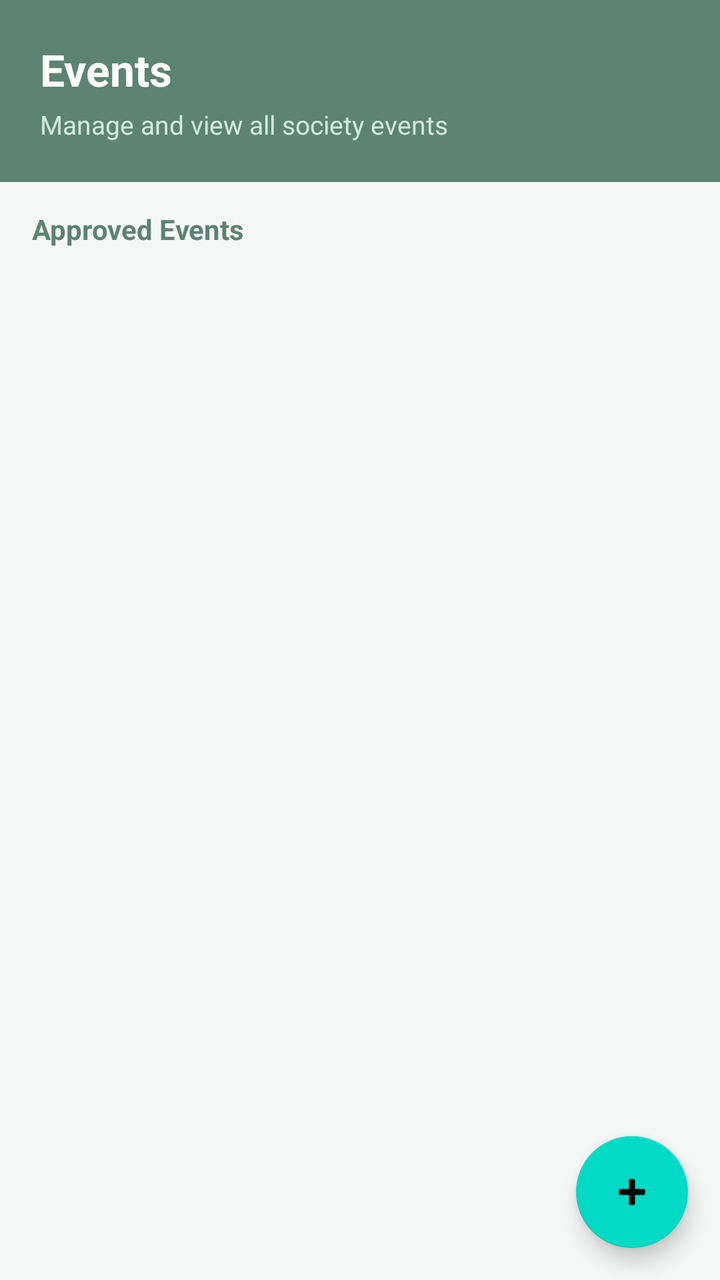
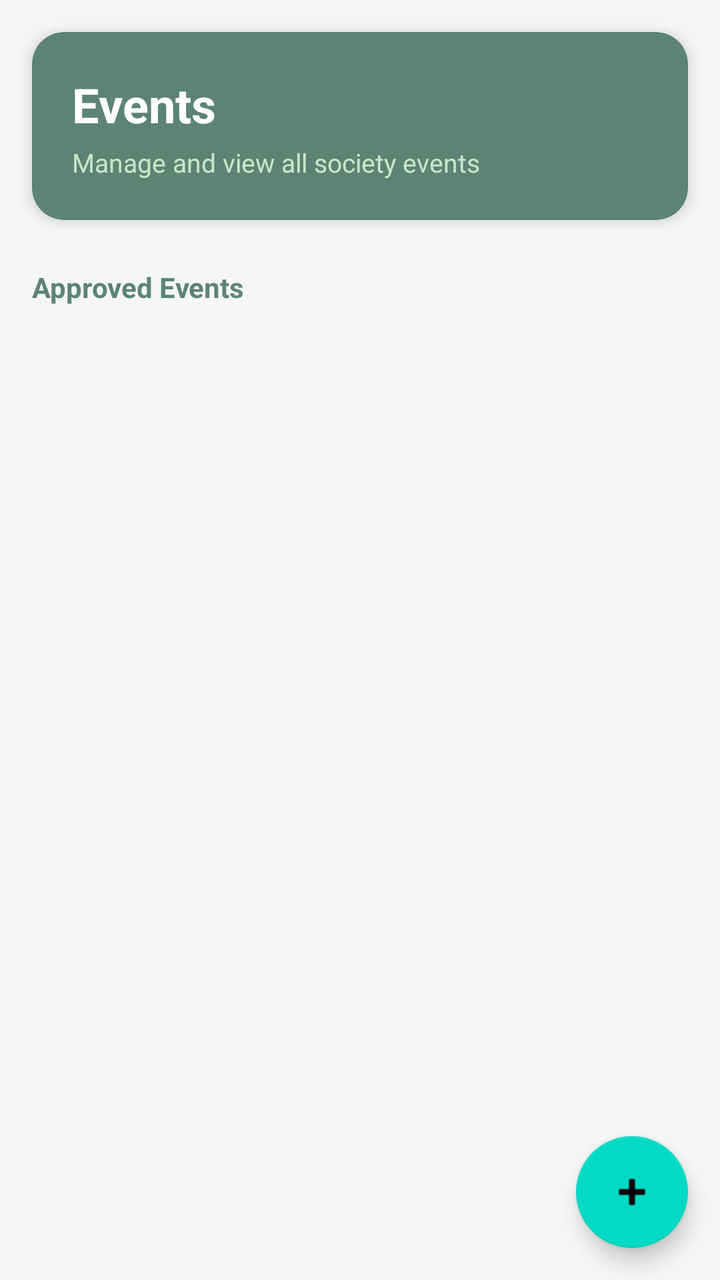

Compare the two renders of this Android layout. The source of the first and the diff that turns it into the second are given below.
<!-- AndroidManifest.xml: application theme Theme.CampusBiome -->
<!-- res/layout/fragment_society_events.xml -->
<?xml version="1.0" encoding="utf-8"?>
<LinearLayout xmlns:android="http://schemas.android.com/apk/res/android"
    android:layout_width="match_parent"
    android:layout_height="match_parent"
    android:orientation="vertical"
    android:background="#F5F7F6">

    
    <LinearLayout
        android:layout_width="match_parent"
        android:layout_height="wrap_content"
        android:orientation="vertical"
        android:background="#5C8374"
        android:padding="20dp">

        <TextView
            android:layout_width="wrap_content"
            android:layout_height="wrap_content"
            android:text="Events"
            android:textColor="#FFFFFF"
            android:textSize="22sp"
            android:textStyle="bold"/>

        <TextView
            android:layout_width="wrap_content"
            android:layout_height="wrap_content"
            android:text="Manage and view all society events"
            android:textColor="#D0E8E0"
            android:textSize="13sp"
            android:layout_marginTop="4dp"/>

    </LinearLayout>

    
    <FrameLayout
        android:layout_width="match_parent"
        android:layout_height="match_parent">

        <androidx.core.widget.NestedScrollView
            android:layout_width="match_parent"
            android:layout_height="match_parent">

            <LinearLayout
                android:layout_width="match_parent"
                android:layout_height="wrap_content"
                android:orientation="vertical">

                
                <LinearLayout
                    android:id="@+id/pendingSection"
                    android:layout_width="match_parent"
                    android:layout_height="wrap_content"
                    android:orientation="vertical"
                    android:visibility="gone">

                    <LinearLayout
                        android:layout_width="match_parent"
                        android:layout_height="wrap_content"
                        android:orientation="horizontal"
                        android:gravity="center_vertical"
                        android:paddingStart="16dp"
                        android:paddingEnd="16dp"
                        android:paddingTop="14dp"
                        android:paddingBottom="8dp"
                        android:background="#FFF8E1">

                        <TextView
                            android:layout_width="wrap_content"
                            android:layout_height="wrap_content"
                            android:text="⏳  Awaiting Uni Admin Approval"
                            android:textSize="13sp"
                            android:textStyle="bold"
                            android:textColor="#F57F17"/>

                    </LinearLayout>

                    <androidx.recyclerview.widget.RecyclerView
                        android:id="@+id/rvPendingEvents"
                        android:layout_width="match_parent"
                        android:layout_height="wrap_content"
                        android:padding="12dp"
                        android:clipToPadding="false"
                        android:nestedScrollingEnabled="false"
                        android:background="#FFFDE7"/>

                    <View
                        android:layout_width="match_parent"
                        android:layout_height="1dp"
                        android:background="#E0E0E0"/>

                </LinearLayout>

                
                <TextView
                    android:layout_width="match_parent"
                    android:layout_height="wrap_content"
                    android:text="Approved Events"
                    android:textSize="14sp"
                    android:textStyle="bold"
                    android:textColor="#5C8374"
                    android:paddingStart="16dp"
                    android:paddingEnd="16dp"
                    android:paddingTop="14dp"
                    android:paddingBottom="6dp"/>

                
                <androidx.recyclerview.widget.RecyclerView
                    android:id="@+id/rvEvents"
                    android:layout_width="match_parent"
                    android:layout_height="wrap_content"
                    android:padding="12dp"
                    android:clipToPadding="false"
                    android:nestedScrollingEnabled="false"/>

                
                <View
                    android:layout_width="match_parent"
                    android:layout_height="80dp"/>

            </LinearLayout>

        </androidx.core.widget.NestedScrollView>

        
        <com.google.android.material.floatingactionbutton.FloatingActionButton
            android:id="@+id/btnAddEvent"
            android:layout_width="wrap_content"
            android:layout_height="wrap_content"
            android:layout_gravity="bottom|end"
            android:layout_margin="16dp"
            android:src="@android:drawable/ic_input_add"
            android:contentDescription="Add Event"/>

    </FrameLayout>

</LinearLayout>
<!-- resources referenced by this layout -->
<resources>
  <style name="Theme.CampusBiome" parent="Theme.MaterialComponents.Light.NoActionBar">
          <item name="colorPrimary">@color/primary</item>
          <item name="colorPrimaryDark">@color/primary_dark</item>
          <item name="colorAccent">@color/accent</item>
          <item name="android:windowBackground">@color/background</item>
      </style>
  <color name="primary">#4A8C7F</color>
  <color name="primary_dark">#3A7066</color>
  <color name="accent">#2D6A5E</color>
  <color name="background">#E8F5F2</color>
</resources>

<!-- the commit's change to res/layout/fragment_society_events.xml (unified diff, before → after) -->
@@ -1,136 +1,30 @@
 <?xml version="1.0" encoding="utf-8"?>
-<LinearLayout xmlns:android="http://schemas.android.com/apk/res/android"
-    android:layout_width="match_parent"
-    android:layout_height="match_parent"
-    android:orientation="vertical"
-    android:background="#F5F7F6">
-
+<LinearLayout xmlns:android="http://schemas.android.com/apk/res/android" xmlns:app="http://schemas.android.com/apk/res-auto" android:layout_width="match_parent" android:layout_height="match_parent" android:orientation="vertical" android:background="#F5F7F6">
     
-    <LinearLayout
-        android:layout_width="match_parent"
-        android:layout_height="wrap_content"
-        android:orientation="vertical"
-        android:background="#5C8374"
-        android:padding="20dp">
-
-        <TextView
-            android:layout_width="wrap_content"
-            android:layout_height="wrap_content"
-            android:text="Events"
-            android:textColor="#FFFFFF"
-            android:textSize="22sp"
-            android:textStyle="bold"/>
-
-        <TextView
-            android:layout_width="wrap_content"
-            android:layout_height="wrap_content"
-            android:text="Manage and view all society events"
-            android:textColor="#D0E8E0"
-            android:textSize="13sp"
-            android:layout_marginTop="4dp"/>
-
-    </LinearLayout>
-
+    <androidx.cardview.widget.CardView android:layout_width="match_parent" android:layout_height="wrap_content" android:layout_margin="16dp" app:cardCornerRadius="16dp" app:cardElevation="4dp" app:cardBackgroundColor="#5C8374">
+        <LinearLayout android:layout_width="match_parent" android:layout_height="wrap_content" android:orientation="vertical" android:padding="20dp">
+            <TextView android:layout_width="wrap_content" android:layout_height="wrap_content" android:text="Events" android:textColor="#FFFFFF" android:textSize="24sp" android:textStyle="bold"/>
+            <TextView android:layout_width="wrap_content" android:layout_height="wrap_content" android:text="Manage and view all society events" android:textColor="#C8E6C9" android:textSize="13sp" android:layout_marginTop="4dp"/>
+        </LinearLayout>
+    </androidx.cardview.widget.CardView>
     
-    <FrameLayout
-        android:layout_width="match_parent"
-        android:layout_height="match_parent">
-
-        <androidx.core.widget.NestedScrollView
-            android:layout_width="match_parent"
-            android:layout_height="match_parent">
-
-            <LinearLayout
-                android:layout_width="match_parent"
-                android:layout_height="wrap_content"
-                android:orientation="vertical">
-
+    <FrameLayout android:layout_width="match_parent" android:layout_height="match_parent">
+        <androidx.core.widget.NestedScrollView android:layout_width="match_parent" android:layout_height="match_parent">
+            <LinearLayout android:layout_width="match_parent" android:layout_height="wrap_content" android:orientation="vertical">
                 
-                <LinearLayout
-                    android:id="@+id/pendingSection"
-                    android:layout_width="match_parent"
-                    android:layout_height="wrap_content"
-                    android:orientation="vertical"
-                    android:visibility="gone">
-
-                    <LinearLayout
-                        android:layout_width="match_parent"
-                        android:layout_height="wrap_content"
-                        android:orientation="horizontal"
-                        android:gravity="center_vertical"
-                        android:paddingStart="16dp"
-                        android:paddingEnd="16dp"
-                        android:paddingTop="14dp"
-                        android:paddingBottom="8dp"
-                        android:background="#FFF8E1">
-
-                        <TextView
-                            android:layout_width="wrap_content"
-                            android:layout_height="wrap_content"
-                            android:text="⏳  Awaiting Uni Admin Approval"
-                            android:textSize="13sp"
-                            android:textStyle="bold"
-                            android:textColor="#F57F17"/>
-
+                <LinearLayout android:id="@+id/pendingSection" android:layout_width="match_parent" android:layout_height="wrap_content" android:orientation="vertical" android:visibility="gone">
+                    <LinearLayout android:layout_width="match_parent" android:layout_height="wrap_content" android:orientation="horizontal" android:gravity="center_vertical" android:paddingStart="16dp" android:paddingEnd="16dp" android:paddingTop="4dp" android:paddingBottom="8dp" android:background="#FFF8E1">
+                        <TextView android:layout_width="wrap_content" android:layout_height="wrap_content" android:text="⏳ Awaiting Uni Admin Approval" android:textSize="13sp" android:textStyle="bold" android:textColor="#F57F17"/>
                     </LinearLayout>
-
-                    <androidx.recyclerview.widget.RecyclerView
-                        android:id="@+id/rvPendingEvents"
-                        android:layout_width="match_parent"
-                        android:layout_height="wrap_content"
-                        android:padding="12dp"
-                        android:clipToPadding="false"
-                        android:nestedScrollingEnabled="false"
-                        android:background="#FFFDE7"/>
-
-                    <View
-                        android:layout_width="match_parent"
-                        android:layout_height="1dp"
-                        android:background="#E0E0E0"/>
-
+                    <androidx.recyclerview.widget.RecyclerView android:id="@+id/rvPendingEvents" android:layout_width="match_parent" android:layout_height="wrap_content" android:padding="12dp" android:clipToPadding="false" android:nestedScrollingEnabled="false" android:background="#FFFDE7"/>
+                    <View android:layout_width="match_parent" android:layout_height="1dp" android:background="#E0E0E0"/>
                 </LinearLayout>
-
                 
-                <TextView
-                    android:layout_width="match_parent"
-                    android:layout_height="wrap_content"
-                    android:text="Approved Events"
-                    android:textSize="14sp"
-                    android:textStyle="bold"
-                    android:textColor="#5C8374"
-                    android:paddingStart="16dp"
-                    android:paddingEnd="16dp"
-                    android:paddingTop="14dp"
-                    android:paddingBottom="6dp"/>
-
-                
-                <androidx.recyclerview.widget.RecyclerView
-                    android:id="@+id/rvEvents"
-                    android:layout_width="match_parent"
-                    android:layout_height="wrap_content"
-                    android:padding="12dp"
-                    android:clipToPadding="false"
-                    android:nestedScrollingEnabled="false"/>
-
-                
-                <View
-                    android:layout_width="match_parent"
-                    android:layout_height="80dp"/>
-
+                <TextView android:layout_width="match_parent" android:layout_height="wrap_content" android:text="Approved Events" android:textSize="14sp" android:textStyle="bold" android:textColor="#5C8374" android:paddingStart="16dp" android:paddingEnd="16dp" android:paddingTop="8dp" android:paddingBottom="6dp"/>
+                <androidx.recyclerview.widget.RecyclerView android:id="@+id/rvEvents" android:layout_width="match_parent" android:layout_height="wrap_content" android:padding="12dp" android:clipToPadding="false" android:nestedScrollingEnabled="false"/>
+                <View android:layout_width="match_parent" android:layout_height="80dp"/>
             </LinearLayout>
-
         </androidx.core.widget.NestedScrollView>
-
-        
-        <com.google.android.material.floatingactionbutton.FloatingActionButton
-            android:id="@+id/btnAddEvent"
-            android:layout_width="wrap_content"
-            android:layout_height="wrap_content"
-            android:layout_gravity="bottom|end"
-            android:layout_margin="16dp"
-            android:src="@android:drawable/ic_input_add"
-            android:contentDescription="Add Event"/>
-
+        <com.google.android.material.floatingactionbutton.FloatingActionButton android:id="@+id/btnAddEvent" android:layout_width="wrap_content" android:layout_height="wrap_content" android:layout_gravity="bottom|end" android:layout_margin="16dp" android:src="@android:drawable/ic_input_add" android:contentDescription="Add Event"/>
     </FrameLayout>
-
 </LinearLayout>
